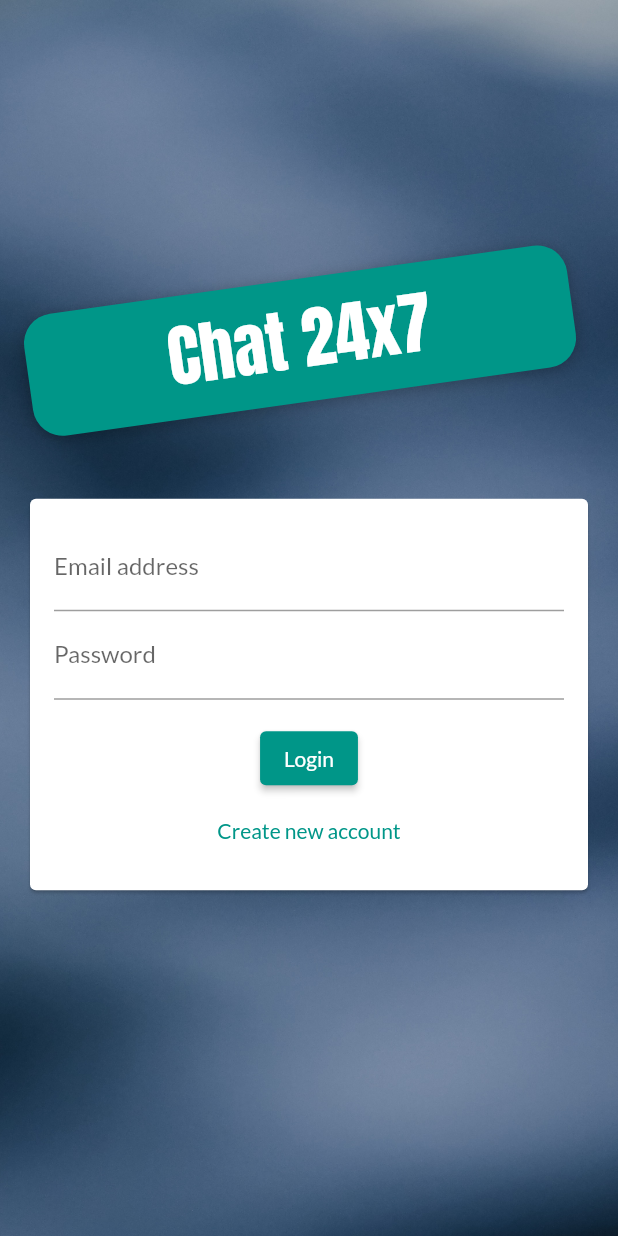
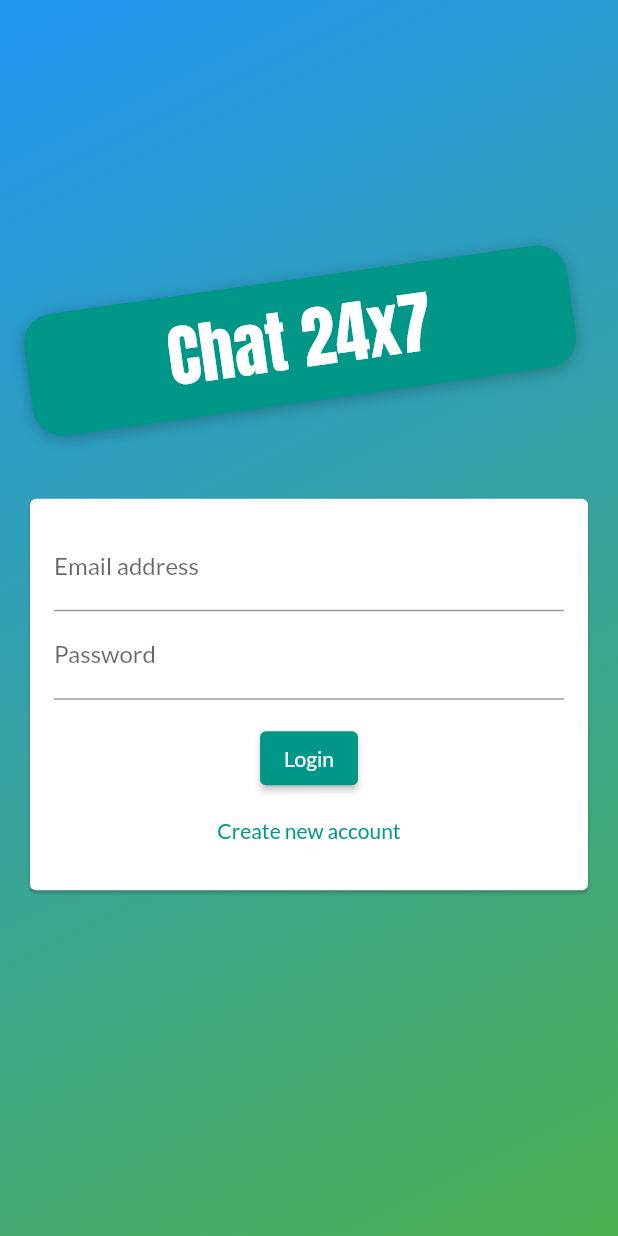
Before and after one commit to anshul19912/chat_app, a Flutter app: the screen it shows after launch, on a phone screen of 412 x 824 dp. Run offline on Flutter 3.47's test engine with Material 2 defaults, Android fonts, the phone set to English and light mode, and no system bars; our stand-ins replace cloud_firestore, firebase_auth, firebase_core, firebase_storage, image_picker; accounts and stored records are empty.

Commit message:
final commit

```diff
--- a/lib/screens/auth_screen.dart
+++ b/lib/screens/auth_screen.dart
@@ -71,9 +71,11 @@ class _AuthScreenState extends State<AuthScreen> {
         body: Stack(children: [
           Container(
             decoration: BoxDecoration(
-              image: DecorationImage(
-                image: AssetImage("assets/images/image1.jpg"),
-                fit: BoxFit.cover,
+              gradient: LinearGradient(
+                colors: [Colors.blue, Colors.green],
+                begin: Alignment.topLeft,
+                end: Alignment.bottomRight,
+                stops: [0, 1],
               ),
             ),
           ),
```
Also changed, not shown: assets/images/image1.jpg (deleted).
